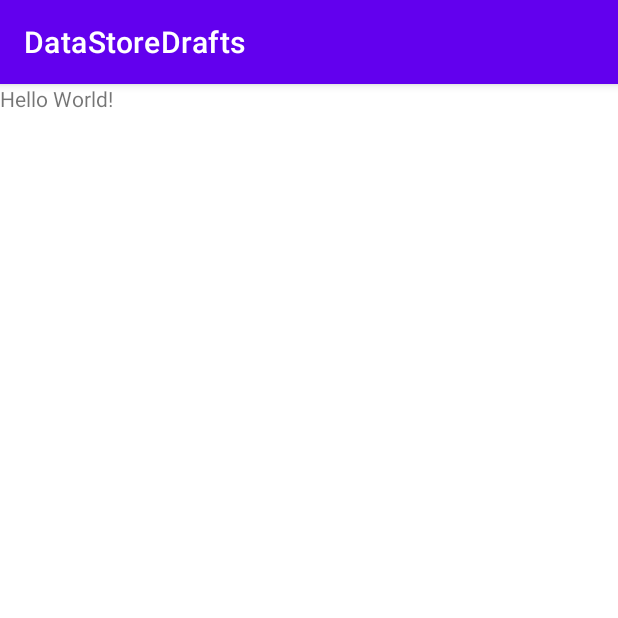
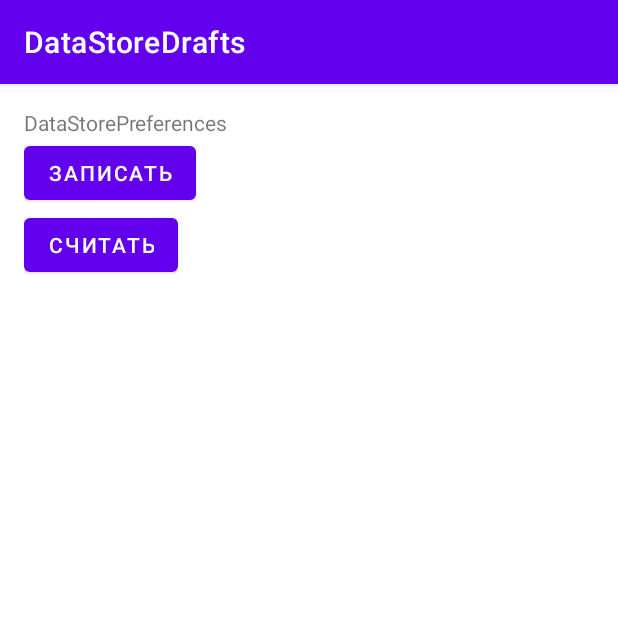
Before and after one commit to iamkatrechko/DataStoreDrafts, an Android app: the screen it shows after launch (MainActivity), on a phone screen of 412 x 824 dp, the top half of it. Run offline under Robolectric (Android 15) with nearby library versions, the phone set to English and light mode, and no system bars.

Commit message:
Пример работы с DataStore Preferences

```diff
--- a/app/build.gradle
+++ b/app/build.gradle
@@ -32,6 +32,8 @@ dependencies {
     implementation 'com.google.android.material:material:1.4.0'
     implementation 'androidx.constraintlayout:constraintlayout:2.1.0'
 
+    implementation "androidx.datastore:datastore-preferences:1.0.0"
+
     testImplementation 'junit:junit:4.13.2'
     androidTestImplementation 'androidx.test.ext:junit:1.1.3'
     androidTestImplementation 'androidx.test.espresso:espresso-core:3.4.0'
--- a/app/src/main/java/com/iamkatrechko/datastoredrafts/MainActivity.kt
+++ b/app/src/main/java/com/iamkatrechko/datastoredrafts/MainActivity.kt
@@ -1,12 +1,45 @@
 package com.iamkatrechko.datastoredrafts
 
+import android.os.Bundle
+import android.os.Handler
+import android.os.Looper
+import android.widget.Button
+import android.widget.Toast
 import androidx.appcompat.app.AppCompatActivity
-import android.os.Bundle
+import androidx.datastore.preferences.core.edit
+import androidx.datastore.preferences.core.stringPreferencesKey
+import androidx.datastore.preferences.preferencesDataStore
+import kotlinx.coroutines.MainScope
+import kotlinx.coroutines.flow.firstOrNull
+import kotlinx.coroutines.launch
 
 class MainActivity : AppCompatActivity() {
+
+    private val scope = MainScope()
+    private val handler = Handler(Looper.getMainLooper())
+    private val preferencesDataStore by preferencesDataStore("PreferencesDataStoreFileName")
 
     override fun onCreate(savedInstanceState: Bundle?) {
         super.onCreate(savedInstanceState)
         setContentView(R.layout.activity_main)
+
+        findViewById<Button>(R.id.btn_pref_write).setOnClickListener {
+            scope.launch {
+                preferencesDataStore.edit { prefs ->
+                    prefs[FIRST_PREFERENCE_KEY] = "Записанное значение preference"
+                }
+            }
+        }
+        findViewById<Button>(R.id.btn_pref_read).setOnClickListener {
+            scope.launch {
+                val value = preferencesDataStore.data.firstOrNull()?.get(FIRST_PREFERENCE_KEY) ?: "Пустое значение"
+                handler.post { Toast.makeText(this@MainActivity, value, Toast.LENGTH_SHORT).show() }
+            }
+        }
+    }
+
+    companion object {
+
+        private val FIRST_PREFERENCE_KEY = stringPreferencesKey("pref_key")
     }
 }
--- a/app/src/main/res/layout/activity_main.xml
+++ b/app/src/main/res/layout/activity_main.xml
@@ -5,17 +5,33 @@
     xmlns:tools="http://schemas.android.com/tools"
     android:layout_width="match_parent"
     android:layout_height="match_parent"
+    android:orientation="vertical"
+    android:padding="16dp"
     tools:context=".MainActivity"
     >
 
     <TextView
         android:layout_width="wrap_content"
         android:layout_height="wrap_content"
-        android:text="Hello World!"
+        android:text="DataStorePreferences"
         app:layout_constraintBottom_toBottomOf="parent"
         app:layout_constraintLeft_toLeftOf="parent"
         app:layout_constraintRight_toRightOf="parent"
         app:layout_constraintTop_toTopOf="parent"
         />
 
+    <Button
+        android:id="@+id/btn_pref_write"
+        android:layout_width="wrap_content"
+        android:layout_height="wrap_content"
+        android:text="Записать"
+        />
+
+    <Button
+        android:id="@+id/btn_pref_read"
+        android:layout_width="wrap_content"
+        android:layout_height="wrap_content"
+        android:text="Считать"
+        />
+
 </LinearLayout>
```
